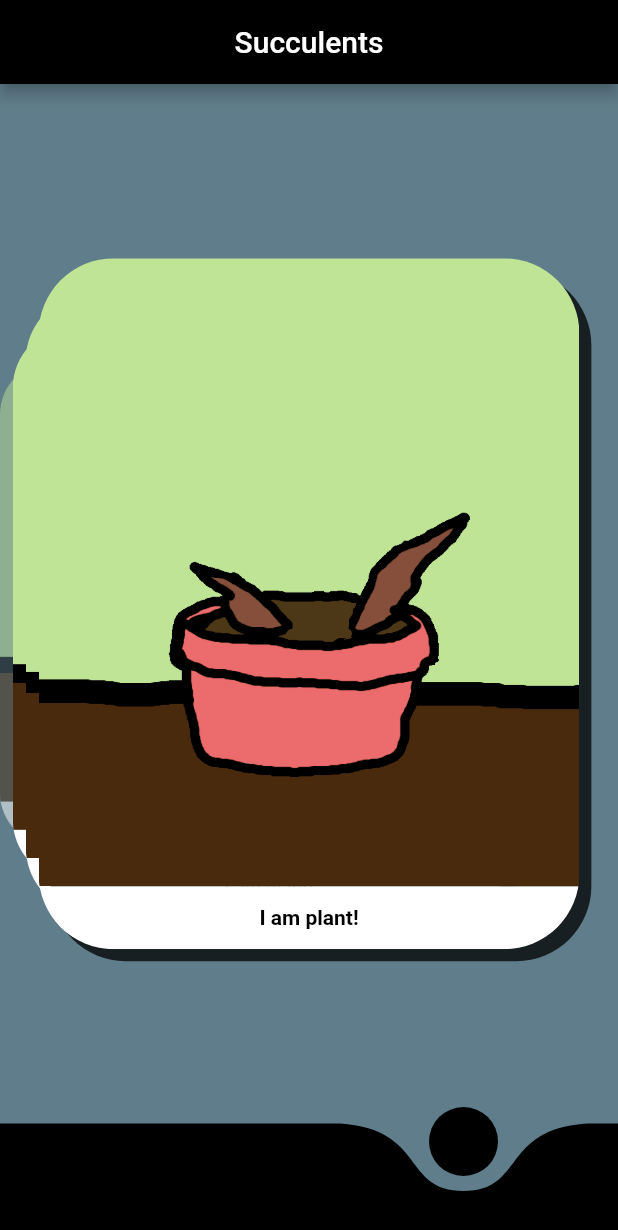
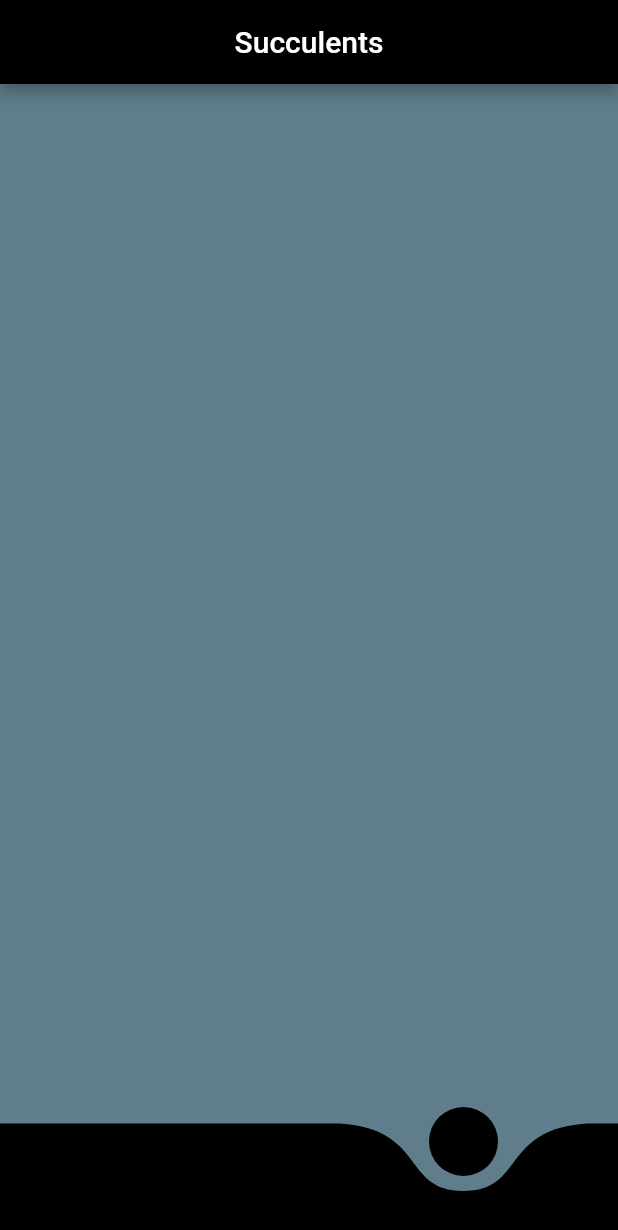
Before and after one commit to camerondugan/Succulent-App, a Flutter app: the screen it shows after launch, item 2 of the bottom bar chosen, on a phone screen of 412 x 824 dp. Shown: the top 1230 px of the screen. Run offline on Flutter 3.47's test engine with Material 2 defaults, Android fonts, the light colour scheme and no system bars; drawn by our look-alikes of card_swiper, curved_navigation_bar; missing offline and left inert: window_size.

Commit message:
shop added

```diff
--- a/lib/main.dart
+++ b/lib/main.dart
@@ -1,11 +1,17 @@
 import 'dart:io';
+import 'package:succ/plant_card.dart';
+import 'package:succ/shop.dart';
 import 'package:flutter/material.dart';
 import 'package:window_size/window_size.dart';
 import 'package:card_swiper/card_swiper.dart';
 import 'package:curved_navigation_bar/curved_navigation_bar.dart';
-import 'package:succ/plant_card.dart';
 
 void main() {
+  setWindowSize();
+  runApp(const MyApp());
+}
+
+void setWindowSize() {
   if (Platform.isWindows || Platform.isLinux || Platform.isMacOS) {
     WidgetsFlutterBinding.ensureInitialized();
     const scale = 55.0;
@@ -15,7 +21,6 @@ void main() {
     setWindowMinSize(const Size(width * scale, height * scale));
     setWindowMaxSize(const Size(width * scale, height * scale));
   }
-  runApp(const MyApp());
 }
 
 class MyApp extends StatelessWidget {
@@ -59,14 +64,32 @@ class _MyHomePageState extends State<MyHomePage> {
     0xffA5A58D,
     0xff6B705C
   ];
+  int _index = 0;
 
   @override
   Widget build(BuildContext context) {
     var cardHeight = MediaQuery.of(context).size.width * 7 / 8;
     var tagHeight = 100;
+    var _pages = <Widget>[
+      Swiper(
+        itemCount: 4,
+        layout: SwiperLayout.STACK,
+        itemWidth: MediaQuery.of(context).size.width * 7 / 8,
+        itemHeight: cardHeight + tagHeight,
+        itemBuilder: (BuildContext context, int index) {
+          return PlantCardGen(
+              cardHeight: cardHeight,
+              tagHeight: tagHeight,
+              plants: plants,
+              index: index);
+        },
+      ),
+      const ShopPage(),
+    ];
     return Scaffold(
       bottomNavigationBar: CurvedNavigationBar(
         backgroundColor: Colors.blueGrey,
+        index: _index,
         color: Colors.black,
         animationCurve: Curves.fastLinearToSlowEaseIn,
         animationDuration: const Duration(milliseconds: 1000),
@@ -74,7 +97,10 @@ class _MyHomePageState extends State<MyHomePage> {
           Icon(Icons.list_alt, size: 30),
           Icon(Icons.store_outlined, size: 30),
         ],
-        onTap: (index) {},
+        onTap: (index) {
+          setState(() => _index = index);
+          stderr.writeln(_index);
+        },
       ),
       resizeToAvoidBottomInset: false,
       appBar: AppBar(
@@ -85,20 +111,9 @@ class _MyHomePageState extends State<MyHomePage> {
         backgroundColor: Colors.black,
       ),
       backgroundColor: Colors.blueGrey,
-      body: Center(
-        child: Swiper(
-          itemCount: 4,
-          layout: SwiperLayout.STACK,
-          itemWidth: MediaQuery.of(context).size.width * 7 / 8,
-          itemHeight: cardHeight + tagHeight,
-          itemBuilder: (BuildContext context, int index) {
-            return PlantCardGen(
-                cardHeight: cardHeight,
-                tagHeight: tagHeight,
-                plants: plants,
-                index: index);
-          },
-        ),
+      body: IndexedStack(
+        index: _index,
+        children: _pages,
       ),
     );
   }
--- /dev/null
+++ b/lib/shop.dart
@@ -0,0 +1,10 @@
+import 'package:flutter/material.dart';
+
+class ShopPage extends StatelessWidget {
+  const ShopPage({Key? key}) : super(key: key);
+
+  @override
+  Widget build(BuildContext context) {
+    return const Center();
+  }
+}
```
